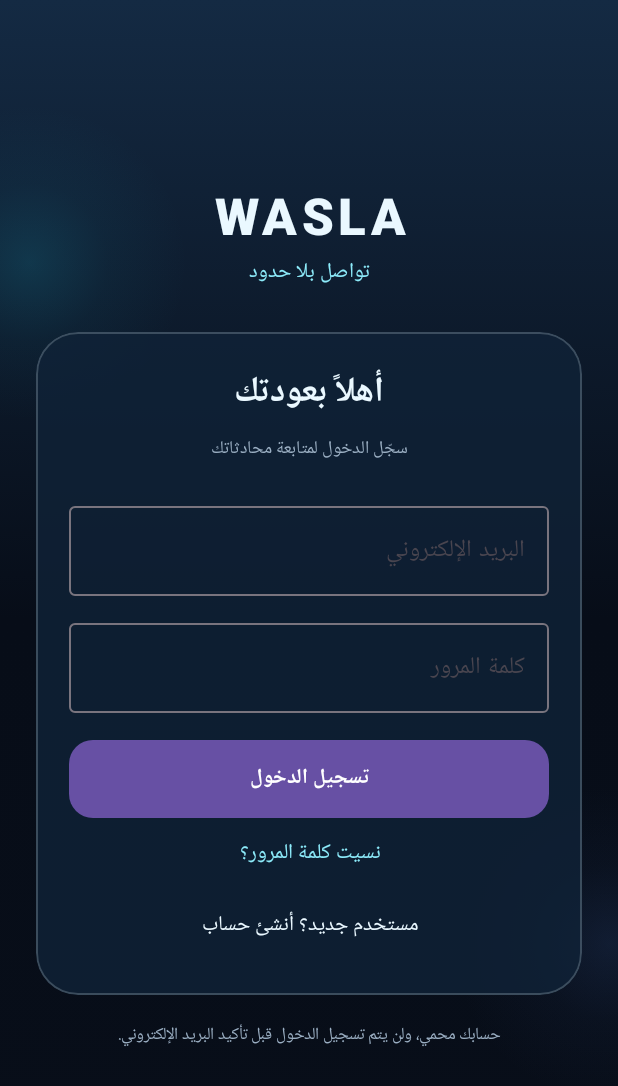
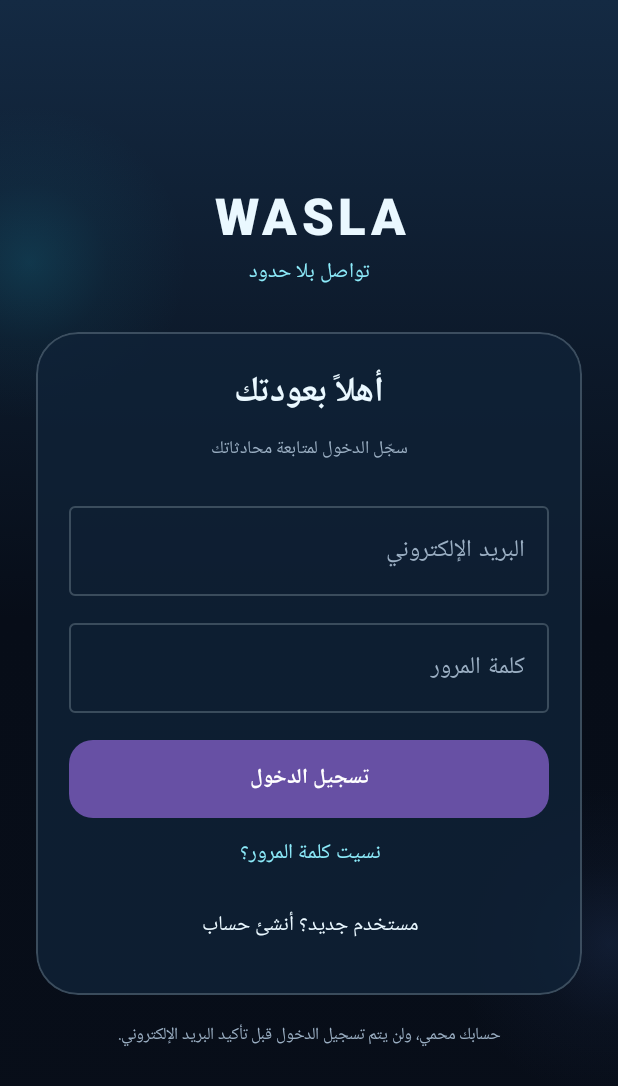
Before and after one commit to drama25mas-stack/wasla-messenger-android, an Android app built with Jetpack Compose: the screen it shows after launch (MainActivity), on a phone screen of 412 x 824 dp. Shown: the top 1086 px of the screen. Run offline under Robolectric (Android 15) with nearby library versions, the phone set to English and light mode, and no system bars; our stand-ins replace Firebase (no records; nobody signed in at launch, a user with empty details on screens opened directly).

Commit message:
Improve authentication field contrast

```diff
--- a/app/src/main/java/app/wasla/messenger/MainActivity.kt
+++ b/app/src/main/java/app/wasla/messenger/MainActivity.kt
@@ -153,19 +153,19 @@ private fun AuthScreen(onAuthenticated: (FirebaseUser) -> Unit) {
                     if (isRegister) {
                         OutlinedTextField(
                             value = name, onValueChange = { name = it; message = null },
-                            modifier = Modifier.fillMaxWidth(), singleLine = true, label = { Text("الاسم") }
+                            modifier = Modifier.fillMaxWidth(), singleLine = true, colors = androidx.compose.material3.OutlinedTextFieldDefaults.colors(focusedTextColor = Ice, unfocusedTextColor = Ice, focusedLabelColor = Aqua, unfocusedLabelColor = Soft, cursorColor = Aqua, focusedBorderColor = Aqua, unfocusedBorderColor = GlassLine), label = { Text("الاسم") }
                         )
                         Spacer(Modifier.height(10.dp))
                     }
                     OutlinedTextField(
                         value = email, onValueChange = { email = it; message = null },
-                        modifier = Modifier.fillMaxWidth(), singleLine = true, label = { Text("البريد الإلكتروني") },
+                        modifier = Modifier.fillMaxWidth(), singleLine = true, colors = androidx.compose.material3.OutlinedTextFieldDefaults.colors(focusedTextColor = Ice, unfocusedTextColor = Ice, focusedLabelColor = Aqua, unfocusedLabelColor = Soft, cursorColor = Aqua, focusedBorderColor = Aqua, unfocusedBorderColor = GlassLine), label = { Text("البريد الإلكتروني") },
                         keyboardOptions = KeyboardOptions(keyboardType = KeyboardType.Email)
                     )
                     Spacer(Modifier.height(10.dp))
                     OutlinedTextField(
                         value = password, onValueChange = { password = it; message = null },
-                        modifier = Modifier.fillMaxWidth(), singleLine = true, label = { Text("كلمة المرور") },
+                        modifier = Modifier.fillMaxWidth(), singleLine = true, colors = androidx.compose.material3.OutlinedTextFieldDefaults.colors(focusedTextColor = Ice, unfocusedTextColor = Ice, focusedLabelColor = Aqua, unfocusedLabelColor = Soft, cursorColor = Aqua, focusedBorderColor = Aqua, unfocusedBorderColor = GlassLine), label = { Text("كلمة المرور") },
                         visualTransformation = PasswordVisualTransformation(),
                         keyboardOptions = KeyboardOptions(keyboardType = KeyboardType.Password)
                     )
@@ -173,7 +173,7 @@ private fun AuthScreen(onAuthenticated: (FirebaseUser) -> Unit) {
                         Spacer(Modifier.height(10.dp))
                         OutlinedTextField(
                             value = confirmPassword, onValueChange = { confirmPassword = it; message = null },
-                            modifier = Modifier.fillMaxWidth(), singleLine = true, label = { Text("تأكيد كلمة المرور") },
+                            modifier = Modifier.fillMaxWidth(), singleLine = true, colors = androidx.compose.material3.OutlinedTextFieldDefaults.colors(focusedTextColor = Ice, unfocusedTextColor = Ice, focusedLabelColor = Aqua, unfocusedLabelColor = Soft, cursorColor = Aqua, focusedBorderColor = Aqua, unfocusedBorderColor = GlassLine), label = { Text("تأكيد كلمة المرور") },
                             visualTransformation = PasswordVisualTransformation(),
                             keyboardOptions = KeyboardOptions(keyboardType = KeyboardType.Password)
                         )
```
